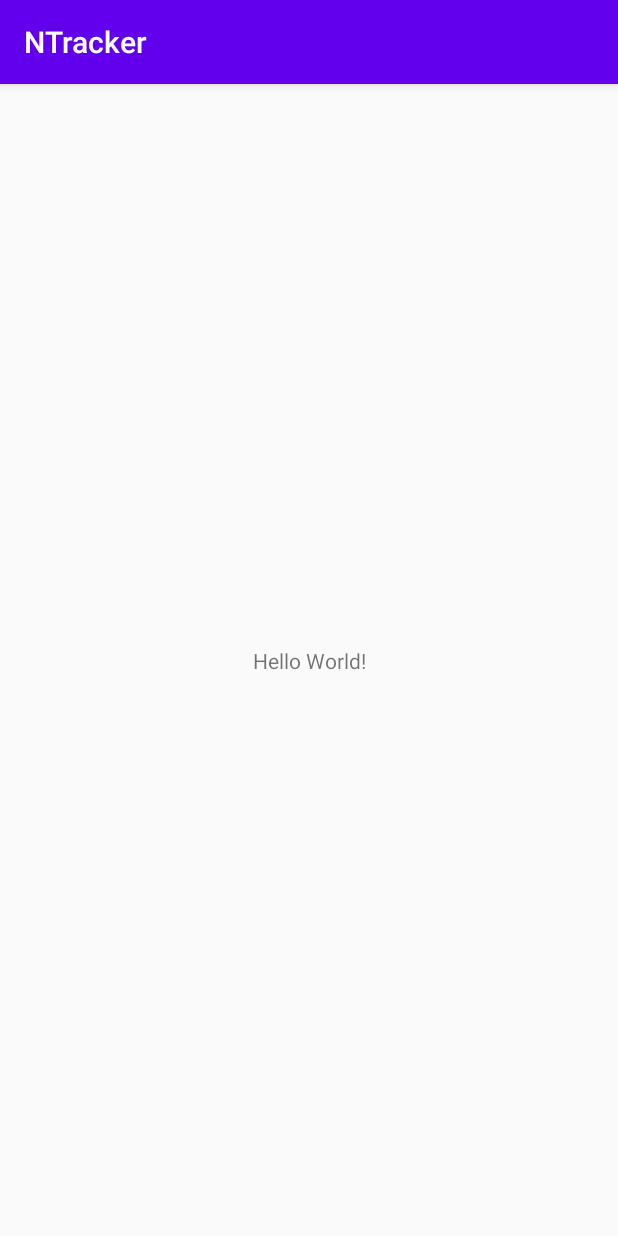
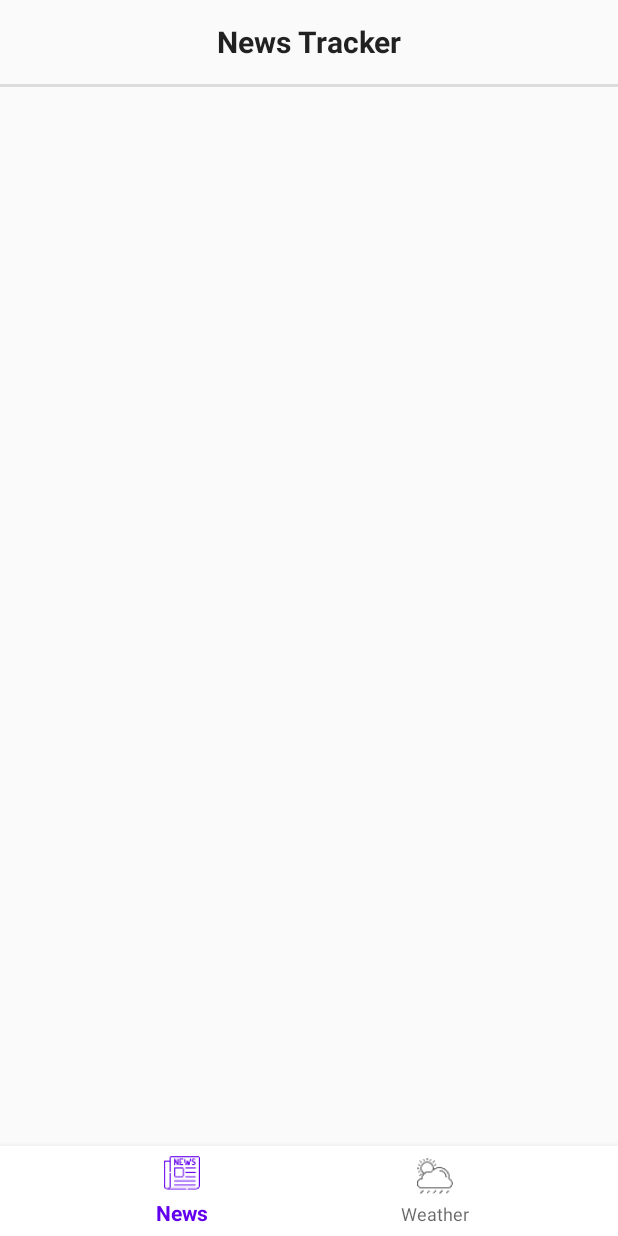
Before and after one commit to groshevdg/NTracker, an Android app: the screen it shows after launch (MainActivity before the commit, ApplicationActivity after it), on a phone screen of 412 x 824 dp. Run offline under Robolectric (Android 15) with nearby library versions, the phone set to English and light mode, and no system bars.

Commit message:
modified dependecies, set activity layout

```diff
--- a/app/src/main/AndroidManifest.xml
+++ b/app/src/main/AndroidManifest.xml
@@ -1,6 +1,7 @@
 <?xml version="1.0" encoding="utf-8"?>
 <manifest xmlns:android="http://schemas.android.com/apk/res/android"
     package="ru.groshevdg">
+    <uses-permission android:name="android.permission.INTERNET" />
 
     <application
         android:allowBackup="true"
@@ -9,7 +10,7 @@
         android:roundIcon="@mipmap/ic_launcher_round"
         android:supportsRtl="true"
         android:theme="@style/AppTheme">
-        <activity android:name=".MainActivity">
+        <activity android:name=".ApplicationActivity">
             <intent-filter>
                 <action android:name="android.intent.action.MAIN" />
 
--- a/app/src/main/java/ru/groshevdg/MainActivity.kt
+++ b/app/src/main/java/ru/groshevdg/ApplicationActivity.kt
@@ -3,7 +3,7 @@ package ru.groshevdg
 import androidx.appcompat.app.AppCompatActivity
 import android.os.Bundle
 
-class MainActivity : AppCompatActivity() {
+class ApplicationActivity : AppCompatActivity() {
     override fun onCreate(savedInstanceState: Bundle?) {
         super.onCreate(savedInstanceState)
         setContentView(R.layout.activity_main)
--- a/app/src/main/res/layout/activity_main.xml
+++ b/app/src/main/res/layout/activity_main.xml
@@ -4,15 +4,25 @@
     xmlns:tools="http://schemas.android.com/tools"
     android:layout_width="match_parent"
     android:layout_height="match_parent"
-    tools:context=".MainActivity">
+    tools:context=".ApplicationActivity">
 
-    <TextView
-        android:layout_width="wrap_content"
-        android:layout_height="wrap_content"
-        android:text="Hello World!"
+    <include
+        android:id="@+id/amToolbar"
+        layout="@layout/toolbar" />
+
+    <FrameLayout
+        android:id="@+id/amFragmentContainer"
+        android:layout_width="match_parent"
+        android:layout_height="0dp"
+        app:layout_constraintTop_toBottomOf="@id/amToolbar"
+        app:layout_constraintBottom_toBottomOf="@id/amBottomNavView" />
+
+    <com.google.android.material.bottomnavigation.BottomNavigationView
+        android:id="@+id/amBottomNavView"
+        android:layout_width="match_parent"
+        android:layout_height="60dp"
         app:layout_constraintBottom_toBottomOf="parent"
-        app:layout_constraintLeft_toLeftOf="parent"
-        app:layout_constraintRight_toRightOf="parent"
-        app:layout_constraintTop_toTopOf="parent" />
+        app:menu="@menu/menu"
+        android:background="#FFF"/>
 
 </androidx.constraintlayout.widget.ConstraintLayout>
--- /dev/null
+++ b/app/src/main/res/layout/toolbar.xml
@@ -0,0 +1,28 @@
+<?xml version="1.0" encoding="utf-8"?>
+<androidx.constraintlayout.widget.ConstraintLayout
+    xmlns:android="http://schemas.android.com/apk/res/android"
+    android:layout_width="match_parent"
+    android:layout_height="wrap_content"
+    xmlns:app="http://schemas.android.com/apk/res-auto">
+
+    <TextView
+        android:layout_width="match_parent"
+        android:layout_height="?attr/actionBarSize"
+        android:text="@string/full_app_name"
+        android:gravity="center"
+        android:textAppearance="@style/ToolbarTextAppearance"
+        app:layout_constraintTop_toTopOf="parent"/>
+
+    <androidx.appcompat.widget.Toolbar
+        android:id="@+id/toolbar"
+        android:layout_width="match_parent"
+        android:layout_height="?attr/actionBarSize"
+        app:layout_constraintTop_toTopOf="parent"/>
+
+    <View
+        android:layout_width="match_parent"
+        android:layout_height="2dp"
+        android:background="?android:attr/listDivider"
+        app:layout_constraintTop_toBottomOf="@id/toolbar" />
+
+</androidx.constraintlayout.widget.ConstraintLayout>
--- /dev/null
+++ b/app/src/main/res/menu/menu.xml
@@ -0,0 +1,17 @@
+<?xml version="1.0" encoding="utf-8"?>
+<menu xmlns:android="http://schemas.android.com/apk/res/android"
+    xmlns:app="http://schemas.android.com/apk/res-auto">
+
+    <item
+        android:id="@+id/news_item"
+        android:title="@string/news_title"
+        app:showAsAction="always"
+        android:icon="@drawable/ic_news" />
+
+    <item
+        android:id="@+id/weather_item"
+        android:title="@string/weather_title"
+        app:showAsAction="always"
+        android:icon="@drawable/ic_weather" />
+
+</menu>
--- a/app/src/main/res/values/strings.xml
+++ b/app/src/main/res/values/strings.xml
@@ -1,3 +1,6 @@
 <resources>
     <string name="app_name">NTracker</string>
+    <string name="full_app_name">News Tracker</string>
+    <string name="news_title">News</string>
+    <string name="weather_title">Weather</string>
 </resources>
--- a/app/src/main/res/values/styles.xml
+++ b/app/src/main/res/values/styles.xml
@@ -1,10 +1,15 @@
 <resources>
     <!-- Base application theme. -->
-    <style name="AppTheme" parent="Theme.AppCompat.Light.DarkActionBar">
+    <style name="AppTheme" parent="Theme.AppCompat.Light.NoActionBar">
         <!-- Customize your theme here. -->
         <item name="colorPrimary">@color/colorPrimary</item>
         <item name="colorPrimaryDark">@color/colorPrimaryDark</item>
         <item name="colorAccent">@color/colorAccent</item>
     </style>
 
+    <style name="ToolbarTextAppearance" parent="TextAppearance.AppCompat">
+        <item name="android:textSize">20sp</item>
+        <item name="android:textStyle">bold</item>
+    </style>
+
 </resources>
```
Also changed, not shown: app/build.gradle (+11 -7 lines), build.gradle (+30 -0 lines), app/src/main/res/drawable-xxhdpi/ic_news.png (added), app/src/main/res/drawable-xxhdpi/ic_weather.png (added).
